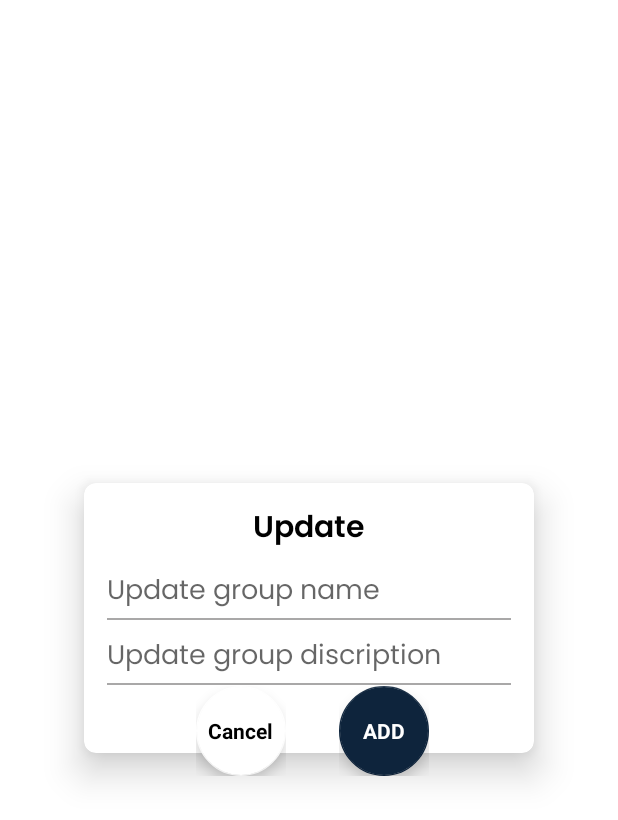
After one commit to dhruv036/Chatting_app, an Android app: the layout edit_ginfo.xml on its own in the app's theme, with its tools: preview values and no code run, on a phone screen of 412 x 824 dp. The commit adds this screen. Shown: the top 820 px of the screen. Run offline under Robolectric (Android 15) with nearby library versions, the phone set to English and light mode, and no system bars.

Commit message:
Update group info done and view message(image) done

```diff
--- a/app/src/main/res/layout/activity_show_profile.xml
+++ b/app/src/main/res/layout/activity_show_profile.xml
@@ -28,7 +28,7 @@
         android:backgroundTint="@null"
         android:enabled="false"
         android:fontFamily="@font/poppins"
-        android:minHeight="@dimen/_48sdp"
+        android:minHeight="@dimen/_35sdp"
         android:text=""
         android:textAlignment="center"
         android:textColor="@color/grey"
@@ -47,6 +47,7 @@
         android:textAlignment="center"
         android:textSize="@dimen/_10ssp"
         android:textStyle="bold"
+        app:layout_constraintHorizontal_bias="0.0"
         app:layout_constraintLeft_toLeftOf="@id/guideline1"
         app:layout_constraintRight_toRightOf="@id/guideline2"
         app:layout_constraintTop_toBottomOf="@id/myname" />
--- /dev/null
+++ b/app/src/main/res/layout/edit_ginfo.xml
@@ -0,0 +1,141 @@
+<?xml version="1.0" encoding="utf-8"?>
+<FrameLayout xmlns:android="http://schemas.android.com/apk/res/android"
+    xmlns:app="http://schemas.android.com/apk/res-auto"
+    xmlns:tools="http://schemas.android.com/tools"
+    android:layout_width="match_parent"
+    android:layout_height="300dp"
+    android:layout_gravity="center"
+    android:layout_marginLeft="10dp"
+    android:layout_marginRight="10dp"
+    android:gravity="center">
+
+    <LinearLayout
+        android:layout_width="match_parent"
+        android:layout_height="match_parent"
+        android:layout_gravity="center_vertical"
+        android:gravity="center_vertical"
+        android:orientation="vertical">
+
+        <androidx.cardview.widget.CardView
+            android:layout_width="300dp"
+            android:layout_height="180dp"
+            android:layout_gravity="center"
+            android:layout_marginStart="60dp"
+
+            android:layout_marginEnd="60dp"
+            app:cardCornerRadius="8dp"
+            app:cardElevation="15dp">
+            <LinearLayout
+                android:layout_width="match_parent"
+                android:layout_height="match_parent"
+                android:orientation="vertical"
+                android:layout_marginStart="15dp"
+                android:layout_marginEnd="15dp"
+                >
+
+                <TextView
+                    android:layout_width="wrap_content"
+                    android:layout_height="wrap_content"
+                    android:layout_gravity="center_horizontal"
+                    android:layout_marginTop="14dp"
+                    android:gravity="center"
+                    android:fontFamily="@font/poppins_semibold"
+                    android:text="Update"
+                    android:textColor="@android:color/black"
+                    android:textSize="20dp"
+                    android:textStyle="bold" />
+
+                <EditText
+                    android:id="@+id/ugname"
+                    android:layout_width="match_parent"
+                    android:layout_height="wrap_content"
+                    android:hint="Update group name"
+                    android:fontFamily="@font/poppins"
+                    android:layout_marginTop="10dp"
+                    android:background="@android:drawable/screen_background_light_transparent"
+                    />
+                <View
+                    android:layout_marginTop="2dp"
+                    android:layout_width="match_parent"
+                    android:layout_height="1dp"
+                    android:background="#855A5959"
+                    />
+
+
+                <EditText
+                    android:id="@+id/ugdisc"
+                    android:fontFamily="@font/poppins"
+                    android:layout_width="match_parent"
+                    android:layout_height="wrap_content"
+                    android:hint="Update group discription"
+                    android:layout_marginTop="10dp"
+                    android:background="@android:drawable/screen_background_light_transparent"
+                    />
+                <View
+                    android:layout_marginTop="2dp"
+                    android:layout_width="match_parent"
+                    android:layout_height="1dp"
+                    android:background="#855A5959"
+                    />
+
+
+
+            </LinearLayout>
+        </androidx.cardview.widget.CardView>
+    </LinearLayout>
+
+    <FrameLayout
+
+        android:layout_width="wrap_content"
+        android:layout_height="wrap_content"
+        android:layout_gravity="center"
+        android:id="@+id/frmNo"
+        android:layout_marginRight="45dp"
+        android:layout_marginTop="75dp">
+
+        <com.google.android.material.floatingactionbutton.FloatingActionButton
+            android:layout_width="60dp"
+            android:layout_height="60dp"
+            android:id="@+id/no"
+            android:src="@android:color/transparent"
+            app:backgroundTint="@color/white" />
+
+        <TextView
+            android:layout_width="wrap_content"
+            android:layout_height="wrap_content"
+            android:layout_gravity="center"
+            android:elevation="6dp"
+            android:textSize="14sp"
+            android:text="Cancel"
+            android:textAppearance="?android:attr/textAppearanceMedium"
+            android:textColor="@color/black"
+            android:textStyle="bold" />
+    </FrameLayout>
+
+    <FrameLayout
+        android:layout_width="wrap_content"
+        android:layout_height="wrap_content"
+        android:layout_gravity="center"
+        android:id="@+id/frmOk"
+        android:layout_marginLeft="50dp"
+        android:layout_marginTop="75dp">
+
+        <com.google.android.material.floatingactionbutton.FloatingActionButton
+            android:layout_width="60dp"
+            android:id="@+id/ok"
+            android:layout_height="60dp"
+            android:src="@android:color/transparent"
+            app:backgroundTint="@color/blue" />
+
+        <TextView
+            android:layout_width="wrap_content"
+            android:layout_height="wrap_content"
+            android:layout_gravity="center"
+            android:elevation="6dp"
+            android:textSize="14sp"
+            android:text="ADD"
+            android:textAppearance="?android:attr/textAppearanceMedium"
+            android:textColor="@android:color/white"
+            android:textStyle="bold" />
+    </FrameLayout>
+</FrameLayout>
```
Also changed, not shown: app/src/main/java/com/example/hello/Activity/GroupInfoActivity.java (+16 -0 lines), app/src/main/java/com/example/hello/Adapters/MessageAdapter.java (+31 -3 lines), app/src/main/java/com/example/hello/EditGroupinfo.java (added, +55 -0 lines), app/src/main/res/layout/activity_group_info.xml (+14 -2 lines), app/src/main/res/layout/receiver_layout.xml (+11 -1 lines).
